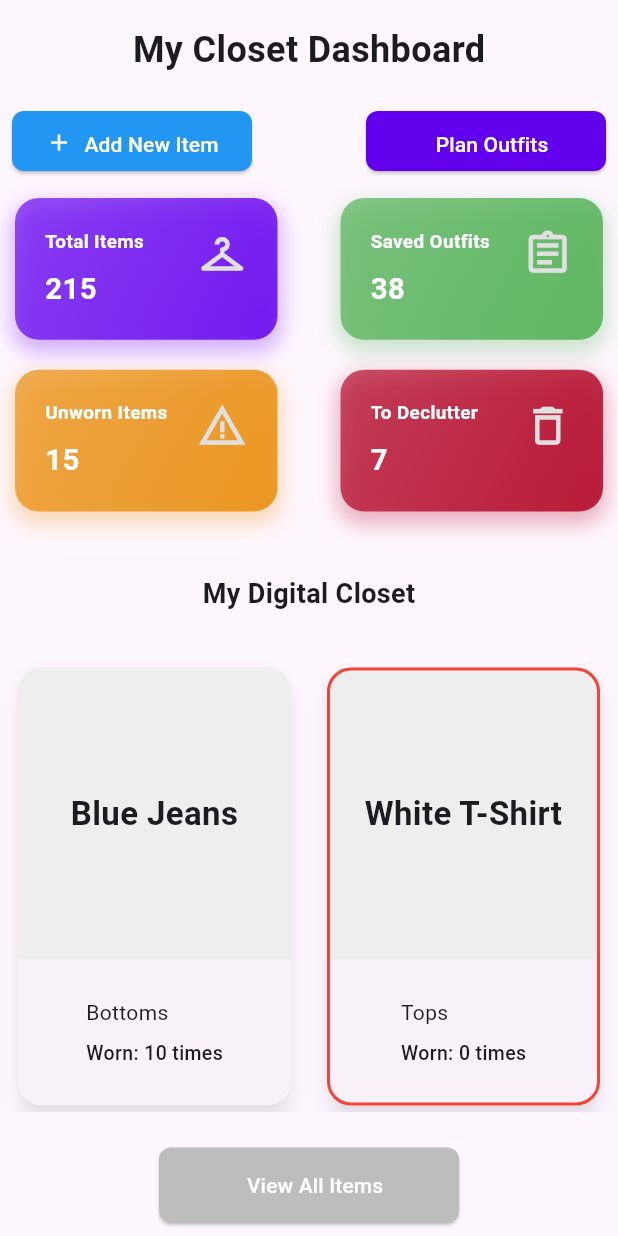
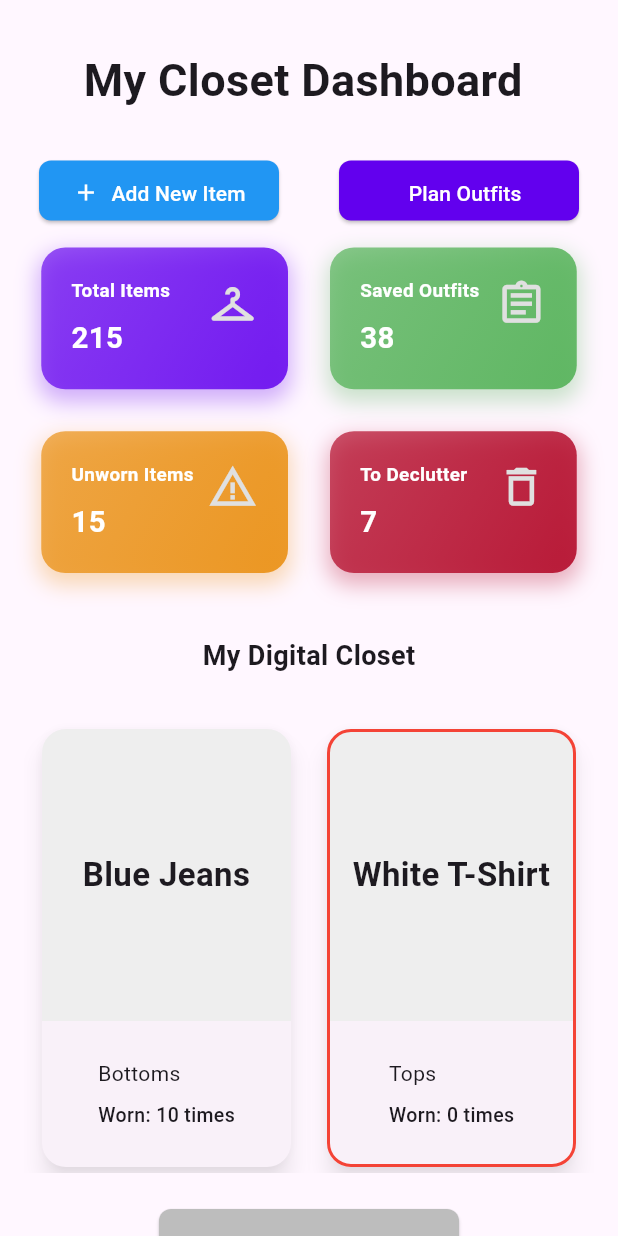
Before and after one commit to kehakinx/Software_Dev_JNBK, a Flutter app: the screen it shows after launch, on a phone screen of 412 x 824 dp. Run offline on Flutter 3.47's test engine with Material 3 defaults, Android fonts, the phone set to English and light mode, and no system bars; our stand-ins replace cloud_firestore, firebase_auth, firebase_core, firebase_storage, go_router, image_picker and 1 more; accounts and stored records are empty.

Commit message:
Making the dashboard more responsive and efficient

```diff
--- a/closetinventory/lib/views/home_page.dart
+++ b/closetinventory/lib/views/home_page.dart
@@ -4,9 +4,10 @@ import 'package:closetinventory/controllers/utilities/platform_service.dart';
 import 'package:closetinventory/views/modules/button_module.dart';
 import 'package:closetinventory/views/modules/dashcard_module.dart';
 import 'package:closetinventory/views/modules/closetitemcard_module.dart';
+import 'package:closetinventory/views/modules/responsivewrap_module.dart';
+import 'package:flutter/foundation.dart';
 import 'package:flutter/material.dart';
 
-// Dummy DashCardModule widget for demonstration
 class HomePage extends StatefulWidget {
   const HomePage({super.key});
 
@@ -19,20 +20,28 @@ class _HomePageState extends State<HomePage> {
   final PlatformService _platformService = PlatformService.instance;
 
    @override
+  void initState() {
+    super.initState();
+  }
+
+
+  @override
   Widget build(BuildContext context) {
     return Scaffold(
       body: SafeArea(
+        child: SingleChildScrollView(
+          padding: const EdgeInsets.all(16.0),
           child: Column(
             children: [
-            _platformService.isWeb
-                ? Row(
+              ResponsiveWrap(
                 children: [
                   Padding(
                     padding: const EdgeInsets.all(16.0),
-                        child: Text(
+                    child:
+                      Text(
                         CONSTANTS.dashboardClosetTextEn,
                         style: TextStyle(
-                            fontSize: 48,
+                            fontSize: _platformService.isWeb ? 48 : 30,
                             fontWeight: FontWeight.bold,
                             ),
                         ),
@@ -43,55 +52,18 @@ class _HomePageState extends State<HomePage> {
                         title: 'Add New Item',
                         color: CONSTANTS.infoColor,
                         link: CONSTANTS.addItemPage,
+                        ratio: _platformService.isWeb ? 1 : .8
                       ),
                   const SizedBox(width: 8),
                   CustomButtonModule(
                         title: 'Plan Outfits',
                         color: CONSTANTS.primaryButtonColor,
                         link: CONSTANTS.addOutfitPage,
-                      ),
-                    ],
-                  )
-                : Column(
-                    children: [
-                      Padding(
-                        padding: const EdgeInsets.all(16.0),
-                        child: Text(
-                          CONSTANTS.dashboardClosetTextEn,
-                          style: TextStyle(
-                            fontSize: 24,
-                            fontWeight: FontWeight.bold,
-                          ),
-                        ),
-                      ),
-                      Row(
-                        mainAxisAlignment: MainAxisAlignment.spaceBetween,
-                        crossAxisAlignment: CrossAxisAlignment.center,
-                        children: [
-                          CustomButtonModule(
-                            icon: Icons.add,
-                            title: 'Add New Item',
-                            color: CONSTANTS.infoColor,
-                            link: CONSTANTS.addItemPage,
-                            ratio: .8,
-                          ),
-                          const SizedBox(width: 8),
-                          CustomButtonModule(
-                            title: 'Plan Outfits',
-                            color: CONSTANTS.primaryButtonColor,
-                            link: CONSTANTS.addOutfitPage,
-                            ratio: .8,
+                        ratio: _platformService.isWeb ? 1 : .8
                       ),
                 ],
               ),
-                    ],
-                  ),
-            _platformService.isWeb
-                ? Column(
-                    children: [
-                      Row(
-                        mainAxisAlignment: MainAxisAlignment.spaceBetween,
-                        crossAxisAlignment: CrossAxisAlignment.center,
+               ResponsiveWrap(
                 children: [
                   DashCard(
                     title: "Total Items",
@@ -99,6 +71,7 @@ class _HomePageState extends State<HomePage> {
                     number: 215,
                     color: CONSTANTS.primaryButtonColor,
                     link: CONSTANTS.splashPage,
+                    ratio: _platformService.isWeb ? 1 : .7,
                   ),
                   DashCard(
                     title: "Saved Outfits",
@@ -106,6 +79,7 @@ class _HomePageState extends State<HomePage> {
                     number: 38,
                     color: CONSTANTS.successColor,
                     link: CONSTANTS.homePage,
+                    ratio: _platformService.isWeb ? 1 : .7,
                   ),
                   DashCard(
                     title: "Unworn Items",
@@ -113,6 +87,7 @@ class _HomePageState extends State<HomePage> {
                     number: 15,
                     color: CONSTANTS.warningColor,
                     link: CONSTANTS.homePage,
+                    ratio: _platformService.isWeb ? 1 : .7,
                   ),
                   DashCard(
                     title: "To Declutter",
@@ -120,56 +95,7 @@ class _HomePageState extends State<HomePage> {
                     number: 7,
                     color: CONSTANTS.errorColor,
                     link: CONSTANTS.homePage,
-                          ),
-                        ],
-                      ),
-                    ],
-                  )
-                : Column(
-                    children: [
-                      Row(
-                        mainAxisAlignment: MainAxisAlignment.spaceBetween,
-                        crossAxisAlignment: CrossAxisAlignment.center,
-                        children: [
-                          DashCard(
-                            title: "Total Items",
-                            icon: Icons.checkroom, // Plus icon
-                            number: 215,
-                            color: CONSTANTS.primaryButtonColor,
-                            link: CONSTANTS.splashPage,
-                            ratio: .70,
-                          ),
-                          DashCard(
-                            title: "Saved Outfits",
-                            icon: Icons.assignment_outlined, // Plus icon
-                            number: 38,
-                            color: CONSTANTS.successColor,
-                            link: CONSTANTS.homePage,
-                            ratio: 0.70,
-                          ),
-                        ],
-                      ),
-                      Row(
-                        mainAxisAlignment: MainAxisAlignment.spaceBetween,
-                        crossAxisAlignment: CrossAxisAlignment.center,
-                        children: [
-                          DashCard(
-                            title: "Unworn Items",
-                            icon: Icons.warning_amber, // Plus icon
-                            number: 15,
-                            color: CONSTANTS.warningColor,
-                            link: CONSTANTS.homePage,
-                            ratio: 0.70,
-                          ),
-                          DashCard(
-                            title: "To Declutter",
-                            icon: Icons.delete_outline, // Plus icon
-                            number: 7,
-                            color: CONSTANTS.errorColor,
-                            link: CONSTANTS.homePage,
-                            ratio: 0.70,
-                          ),
-                        ],
+                    ratio: _platformService.isWeb ? 1 : .7,
                   ),
                 ],
               ),
@@ -185,6 +111,8 @@ class _HomePageState extends State<HomePage> {
                 ),
               ),
               const SizedBox(height: 16),
+              ResponsiveWrap(
+                children: [
                   SizedBox(
                     width: double.infinity,
                     height: 300,
@@ -209,6 +137,8 @@ class _HomePageState extends State<HomePage> {
                       },
                     ),
                   ),
+                ],
+              ),
               const SizedBox(height: 16),
               CustomButtonModule(
                 title: 'View All Items',
@@ -216,6 +146,7 @@ class _HomePageState extends State<HomePage> {
                 link: CONSTANTS.addOutfitPage,
               ),
             ],
+          )
         ),
       ),
     );
--- a/closetinventory/lib/views/modules/dashcard_module.dart
+++ b/closetinventory/lib/views/modules/dashcard_module.dart
@@ -20,7 +20,7 @@ class DashCard extends StatelessWidget {
     required this.color,
     required this.link,
     this.height = 135,
-    this.width = 250,
+    this.width = 235,
     this.ratio = 1,
     this.onTap,
   });
--- /dev/null
+++ b/closetinventory/lib/views/modules/responsivewrap_module.dart
@@ -0,0 +1,36 @@
+import 'package:flutter/material.dart';
+
+class ResponsiveWrap extends StatefulWidget {
+  final List<Widget> children;
+  final double spacing;
+  final double runSpacing;
+
+  const ResponsiveWrap({
+    super.key,
+    required this.children,
+    this.spacing = 8.0,
+    this.runSpacing = 8.0,
+  });
+
+  @override
+  State<ResponsiveWrap> createState() => _ResponsiveWrapState();
+}
+
+class _ResponsiveWrapState extends State<ResponsiveWrap> {
+  @override
+  Widget build(BuildContext context) {
+    return LayoutBuilder(
+      builder: (context, constraints) {
+        return Wrap(
+          spacing: widget.spacing,
+          runSpacing: widget.runSpacing,
+          runAlignment: WrapAlignment.center,
+          alignment: WrapAlignment.center,
+          crossAxisAlignment: WrapCrossAlignment.start,
+          direction: Axis.horizontal,
+          children: widget.children,
+        );
+      },
+    );
+  }
+}
```
Lines whose indentation alone changed are shown as unchanged.
